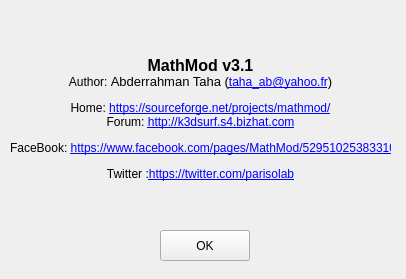
Above: trunk/ui_forms/about.ui from parisolab/mathmod before the change. Below: the same form after it.
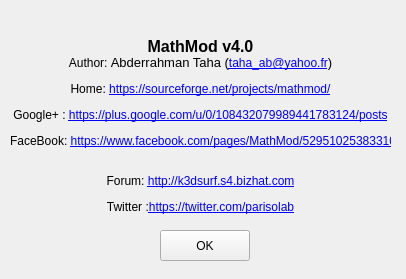
That is the form after the change.

Diff of the .ui file:
```diff
--- a/trunk/ui_forms/about.ui
+++ b/trunk/ui_forms/about.ui
@@ -26,7 +26,7 @@
     <font/>
    </property>
    <property name="text">
-    <string>&lt;html&gt;&lt;head/&gt;&lt;body&gt;&lt;p align=&quot;center&quot;&gt;&lt;span style=&quot; font-size:12pt; font-weight:600;&quot;&gt;MathMod v3.1&lt;/span&gt;&lt;br/&gt;Author: &lt;span style=&quot; font-size:10pt;&quot;&gt;Abderrahman Taha (&lt;/span&gt;&lt;a href=&quot;taha_ab@yahoo.fr&quot;&gt;&lt;span style=&quot; text-decoration: underline; color:#0000ff;&quot;&gt;taha_ab@yahoo.fr&lt;/span&gt;&lt;/a&gt;&lt;span style=&quot; font-size:10pt;&quot;&gt;)&lt;/span&gt;&lt;/p&gt;&lt;p align=&quot;center&quot;&gt;Home: &lt;a href=&quot;https://sourceforge.net/projects/mathmod/&quot;&gt;&lt;span style=&quot; text-decoration: underline; color:#0000ff;&quot;&gt;https://sourceforge.net/projects/mathmod/&lt;/span&gt;&lt;/a&gt;&lt;br/&gt;Forum: &lt;a href=&quot;http://k3dsurf.s4.bizhat.com&quot;&gt;&lt;span style=&quot; text-decoration: underline; color:#0000ff;&quot;&gt;http://k3dsurf.s4.bizhat.com&lt;/span&gt;&lt;/a&gt;&lt;/p&gt;&lt;p align=&quot;center&quot;&gt;FaceBook: &lt;a href=&quot;https://www.facebook.com/pages/MathMod/529510253833102&quot;&gt;&lt;span style=&quot; text-decoration: underline; color:#0000ff;&quot;&gt;https://www.facebook.com/pages/MathMod/529510253833102&lt;/span&gt;&lt;/a&gt;&lt;/p&gt;&lt;p align=&quot;center&quot;&gt;Twitter :&lt;a href=&quot;https://twitter.com/parisolab&quot;&gt;&lt;span style=&quot; text-decoration: underline; color:#0000ff;&quot;&gt;https://twitter.com/parisolab&lt;/span&gt;&lt;/a&gt;&lt;br/&gt;&lt;/p&gt;&lt;/body&gt;&lt;/html&gt;</string>
+    <string>&lt;html&gt;&lt;head/&gt;&lt;body&gt;&lt;p align=&quot;center&quot;&gt;&lt;span style=&quot; font-size:12pt; font-weight:600;&quot;&gt;MathMod v4.0&lt;/span&gt;&lt;br/&gt;Author: &lt;span style=&quot; font-size:10pt;&quot;&gt;Abderrahman Taha (&lt;/span&gt;&lt;a href=&quot;taha_ab@yahoo.fr&quot;&gt;&lt;span style=&quot; text-decoration: underline; color:#0000ff;&quot;&gt;taha_ab@yahoo.fr&lt;/span&gt;&lt;/a&gt;&lt;span style=&quot; font-size:10pt;&quot;&gt;)&lt;/span&gt;&lt;/p&gt;&lt;p align=&quot;center&quot;&gt;Home: &lt;a href=&quot;https://sourceforge.net/projects/mathmod/&quot;&gt;&lt;span style=&quot; text-decoration: underline; color:#0000ff;&quot;&gt;https://sourceforge.net/projects/mathmod/&lt;/span&gt;&lt;/a&gt;&lt;/p&gt;&lt;p align=&quot;center&quot;&gt;Google+  : &lt;a href=&quot;https://plus.google.com/u/0/108432079989441783124/posts&quot;&gt;&lt;span style=&quot; text-decoration: underline; color:#0000ff;&quot;&gt;https://plus.google.com/u/0/108432079989441783124/posts&lt;/span&gt;&lt;/a&gt;&lt;/p&gt;&lt;p align=&quot;center&quot;&gt;FaceBook: &lt;a href=&quot;https://www.facebook.com/pages/MathMod/529510253833102&quot;&gt;&lt;span style=&quot; text-decoration: underline; color:#0000ff;&quot;&gt;https://www.facebook.com/pages/MathMod/529510253833102&lt;/span&gt;&lt;/a&gt;&lt;/p&gt;&lt;p align=&quot;center&quot;&gt;&lt;br/&gt;Forum: &lt;a href=&quot;http://k3dsurf.s4.bizhat.com&quot;&gt;&lt;span style=&quot; text-decoration: underline; color:#0000ff;&quot;&gt;http://k3dsurf.s4.bizhat.com&lt;/span&gt;&lt;/a&gt;&lt;/p&gt;&lt;p align=&quot;center&quot;&gt;Twitter :&lt;a href=&quot;https://twitter.com/parisolab&quot;&gt;&lt;span style=&quot; text-decoration: underline; color:#0000ff;&quot;&gt;https://twitter.com/parisolab&lt;/span&gt;&lt;/a&gt;&lt;/p&gt;&lt;/body&gt;&lt;/html&gt;</string>
    </property>
    <property name="wordWrap">
     <bool>false</bool>
```
